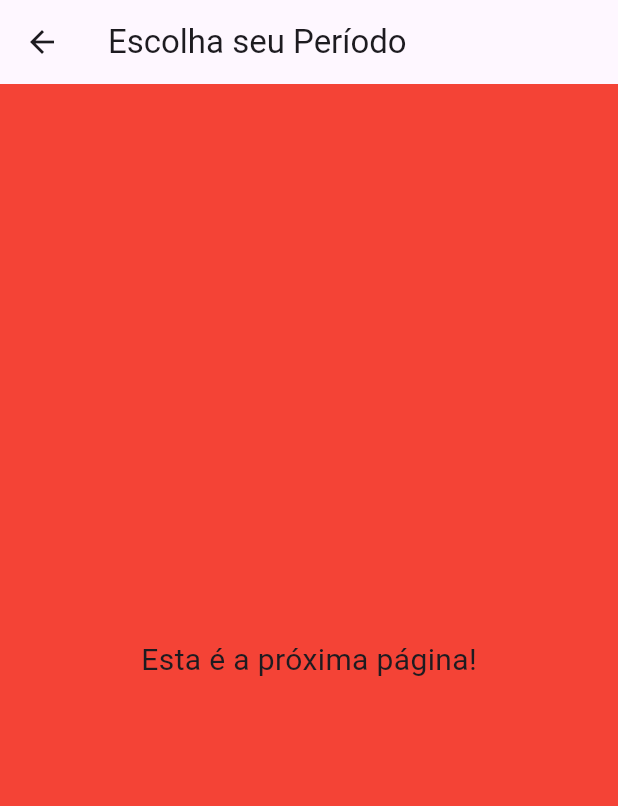
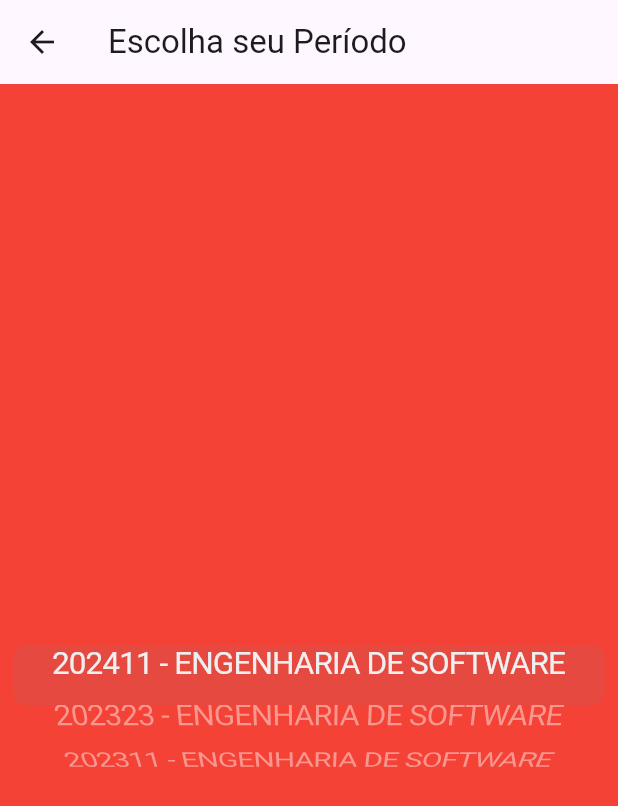
Before and after one commit to Erickdemathe123/CatolicaApp, a Flutter app: the ProximaPagina screen opened directly, on a phone screen of 412 x 824 dp. Shown: the top 806 px of the screen. Run offline on Flutter 3.47's test engine with Material 3 defaults, Android fonts, the phone set to English and light mode, and no system bars; network calls fail.

Commit message:
Update home.dart

```diff
--- a/dailytasks/lib/home.dart
+++ b/dailytasks/lib/home.dart
@@ -1,3 +1,4 @@
+import 'package:flutter/cupertino.dart';
 import 'package:flutter/material.dart';
 import 'nova_pagina.dart';
 import 'proxima_pagina.dart';
@@ -138,9 +139,7 @@ class OutraPagina extends StatelessWidget {
               onTap: () {
                 Navigator.push(
                   context,
-                  MaterialPageRoute(
-                      builder: (context) =>
-                          ProximaPagina()),
+                  MaterialPageRoute(builder: (context) => ProximaPagina()),
                 );
               },
               child: GridTile(
@@ -172,6 +171,7 @@ class OutraPagina extends StatelessWidget {
     );
   }
 }
+
 class ProximaPagina extends StatelessWidget {
   @override
   Widget build(BuildContext context) {
@@ -180,11 +180,37 @@ class ProximaPagina extends StatelessWidget {
         title: Text('Escolha seu Período'),
       ),
       body: Container(
-        color: Colors.red,
+        color: Colors.red, // Fundo branco
         child: Center(
-          child: Text(
-            'Esta é a próxima página!',
-            style: TextStyle(fontSize: 20),
+          child: Column(
+            mainAxisAlignment: MainAxisAlignment.center,
+            children: [
+              SizedBox(height: 20),
+              Container(
+                height: 200,
+                child: CupertinoPicker(
+                  itemExtent: 40,
+                  onSelectedItemChanged: (int index) {
+                    // Faça algo com o valor selecionado
+                    print(index);
+                  },
+                  children: <Widget>[
+                    Text(
+                      '202411 - ENGENHARIA DE SOFTWARE',
+                      style: TextStyle(color: Colors.white), // Texto em branco
+                    ),
+                    Text(
+                      '202323 - ENGENHARIA DE SOFTWARE',
+                      style: TextStyle(color: Colors.white), // Texto em branco
+                    ),
+                    Text(
+                      '202311 - ENGENHARIA DE SOFTWARE',
+                      style: TextStyle(color: Colors.white), // Texto em branco
+                    ),
+                  ],
+                ),
+              ),
+            ],
           ),
         ),
       ),
```
